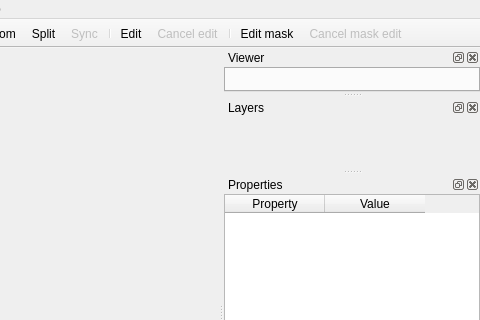
Old version of the form mainwindow.ui in the repository GastonMauroDiaz/rcaiman-projects; both pictures show x 320 to 800 and y 0 to 320 of the 800 by 600 pixel window.
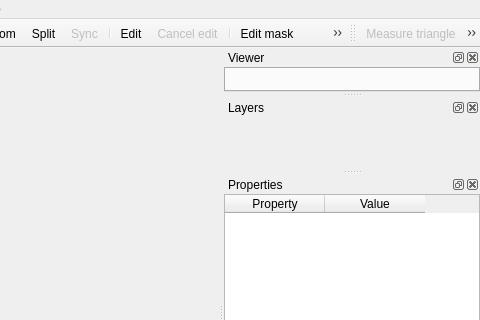
New version of the form. Icons and pictures are not drawn. Custom widgets are drawn as their Qt base class.

Commit message:
Add measurement tools. Fix bugs and improve UX.
- Add several files previosly excluded from the commit because I was
developing in a single machine and commiting locally.

```diff
--- a/mainwindow.ui
+++ b/mainwindow.ui
@@ -160,6 +160,19 @@
    <addaction name="actionEditMask"/>
    <addaction name="actionCancelMaskEdit"/>
   </widget>
+  <widget class="QToolBar" name="measurementToolBar">
+   <property name="windowTitle">
+    <string>Measurement</string>
+   </property>
+   <attribute name="toolBarArea">
+    <enum>TopToolBarArea</enum>
+   </attribute>
+   <attribute name="toolBarBreak">
+    <bool>false</bool>
+   </attribute>
+   <addaction name="actionMeasureDistance"/>
+   <addaction name="actionMeasurementCircle"/>
+  </widget>
   <widget class="QDockWidget" name="dockProjectExplorer">
    <property name="windowTitle">
     <string>Project Explorer</string>
@@ -455,6 +468,41 @@
 Hold Z for temporary zoom from any interaction mode.</string>
    </property>
   </action>
+  <action name="actionMeasureDistance">
+   <property name="enabled">
+    <bool>false</bool>
+   </property>
+   <property name="checkable">
+    <bool>true</bool>
+   </property>
+   <property name="text">
+    <string>Measure triangle</string>
+   </property>
+   <property name="toolTip">
+    <string>Measure three sides in pixels and three angles.
+Use the padlocks to fix vertices. Unlock all vertices to move the whole triangle.
+Double-click a free vertex to edit coordinates; lock one endpoint to edit a side length.
+Press Esc to clear.</string>
+   </property>
+  </action>
+  <action name="actionMeasurementCircle">
+   <property name="enabled">
+    <bool>false</bool>
+   </property>
+   <property name="checkable">
+    <bool>true</bool>
+   </property>
+   <property name="checked">
+    <bool>true</bool>
+   </property>
+   <property name="text">
+    <string>Show circumcircle</string>
+   </property>
+   <property name="toolTip">
+    <string>Show the circle through the three vertices, its center O, and its radius in pixels.
+For a hemispherical image, place widely separated vertices on the circular image boundary.</string>
+   </property>
+  </action>
   <action name="actionCreatePoints">
    <property name="text">
     <string>Create empty point layer...</string>
```
Left out of the diff: 2 changed lines with no effect on the pictures. The commit also changes 490 other files.
